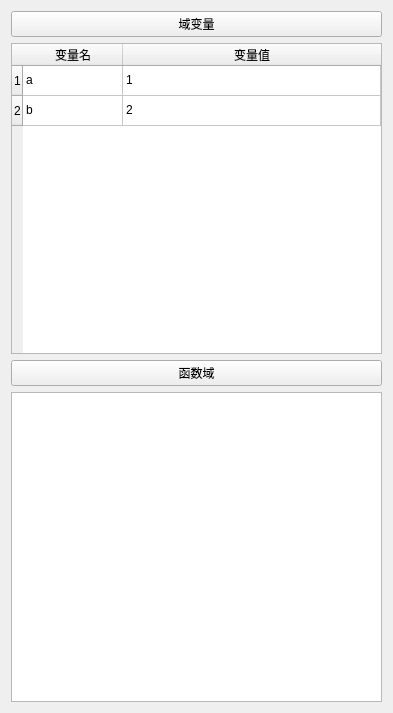
Qt form scripts/mpdb/ui/debugVar.ui (FXTD-ODYSSEY/mpdb) before a commit.
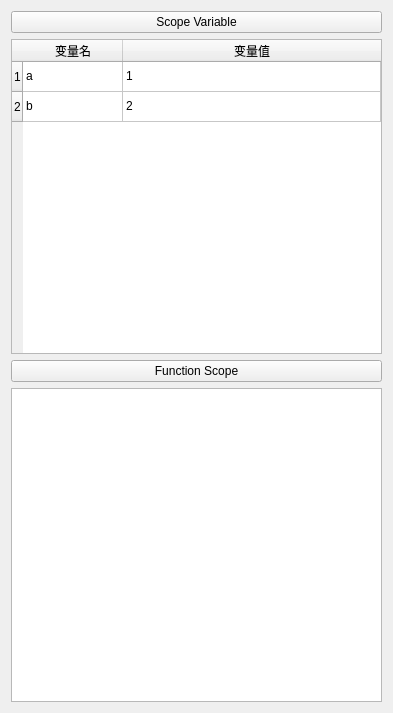
The same form after that commit.

```diff
--- a/scripts/mpdb/ui/debugVar.ui
+++ b/scripts/mpdb/ui/debugVar.ui
@@ -17,7 +17,7 @@
    <item>
     <widget class="QPushButton" name="Var_Toggle">
      <property name="text">
-      <string>域变量</string>
+      <string>Scope Variable</string>
      </property>
     </widget>
    </item>
@@ -125,7 +125,7 @@
    <item>
     <widget class="QPushButton" name="Scope_Toggle">
      <property name="text">
-      <string>函数域</string>
+      <string>Function Scope</string>
      </property>
     </widget>
    </item>
```
